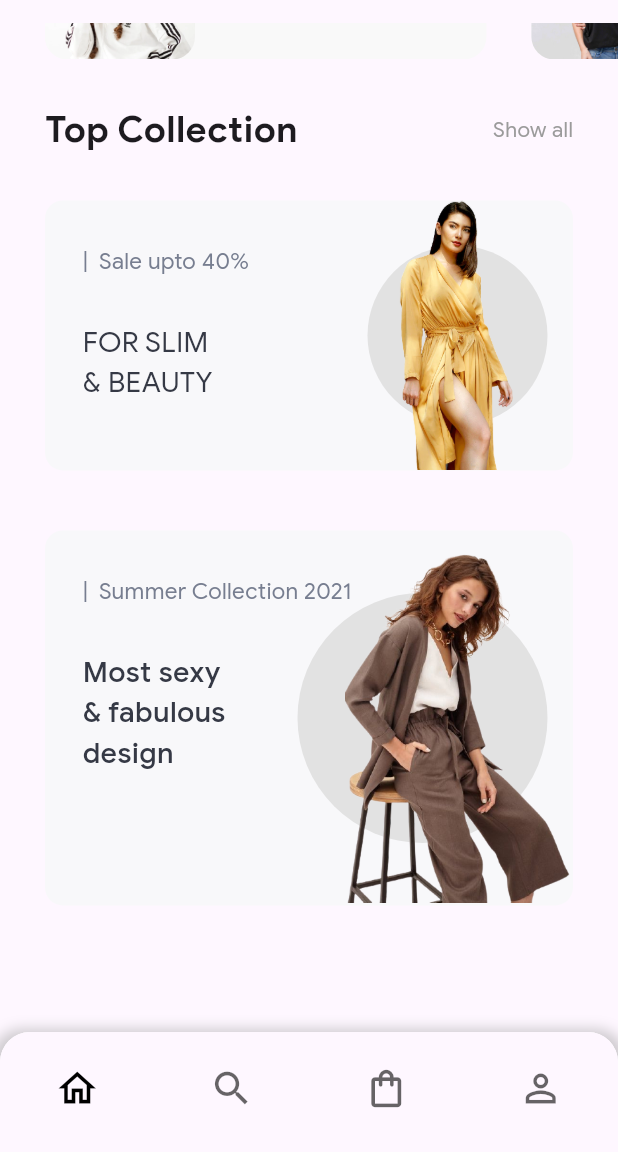
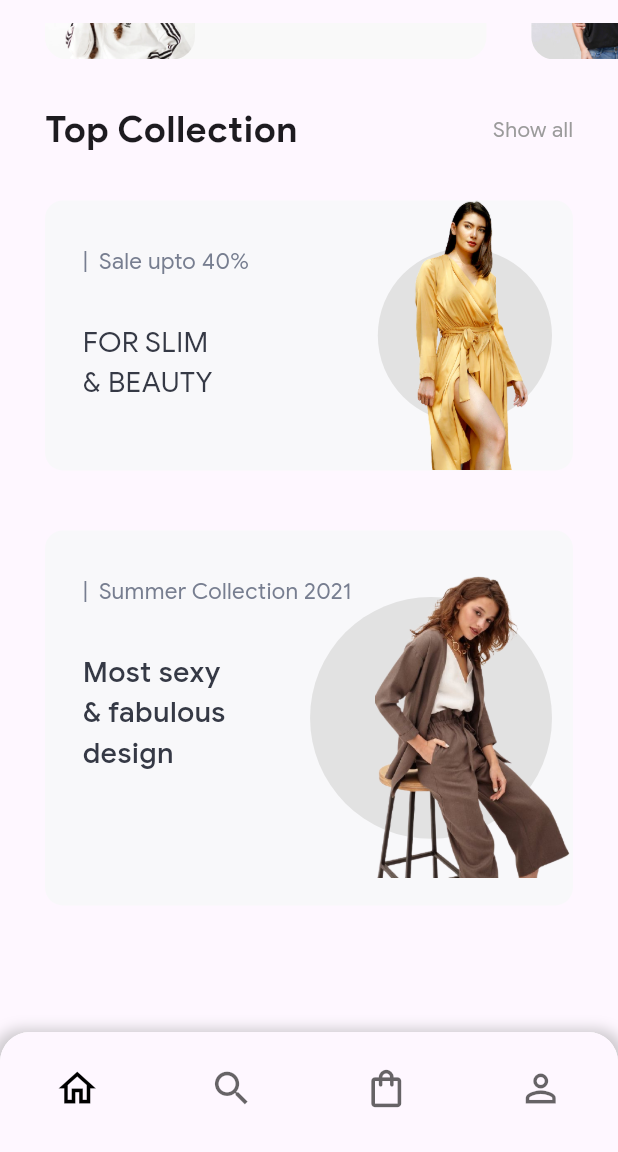
Before and after one commit to adamoz1/fluxstore, a Flutter app: the HomePage screen opened by its route, scrolled down 1101 dp, on a phone screen of 412 x 824 dp, the part 84-1236 px from its top. Run offline on Flutter 3.47's test engine with Material 3 defaults, Android fonts, the phone set to English and light mode, and no system bars; our stand-ins replace flutter_rating_bar, get, image_picker, shared_preferences; accounts and stored records are empty.

Commit message:
minor chnages

```diff
--- a/lib/screens/home_sreen.dart
+++ b/lib/screens/home_sreen.dart
@@ -269,7 +269,7 @@ class _HomePageState extends State<HomePage> {
                   height: 230,
                   width: 200,
                   decoration: BoxDecoration(
-                      borderRadius: BorderRadius.all(Radius.circular(30)),
+                      borderRadius: const BorderRadius.all(Radius.circular(30)),
                       image: DecorationImage(
                           image: AssetImage(
                               productController.productList[index].imagePath ??
@@ -466,12 +466,12 @@ class _HomePageState extends State<HomePage> {
       child: Column(
         children: [
           Padding(
-            padding: EdgeInsets.symmetric(horizontal: 30),
+            padding: const EdgeInsets.symmetric(horizontal: 30),
             child: collectionCard("assets/slim_and_beauty.png",
                 "|  Sale upto 40%", firstTitle, FontWeight.w100, 180.0),
           ),
           Padding(
-            padding: EdgeInsets.symmetric(horizontal: 30),
+            padding: const EdgeInsets.symmetric(horizontal: 30),
             child: collectionCard(
                 "assets/fabulous_design.png",
                 "|  Summer Collection 2021",
@@ -511,9 +511,9 @@ class _HomePageState extends State<HomePage> {
                   alignment: Alignment.centerRight,
                   children: [
                     Padding(
-                      padding: const EdgeInsets.only(right: 15.0),
+                      padding: const EdgeInsets.only(right: 12.0),
                       child: CircleAvatar(
-                        radius: cardHeight / 3,
+                        radius: cardHeight / 3.1,
                         backgroundColor: theme
                             ? Constants.collectionCirleColorDM
                             : Constants.collectionCirleColor,
@@ -522,7 +522,7 @@ class _HomePageState extends State<HomePage> {
                     Container(
                       alignment: Alignment.centerRight,
                       height: cardHeight,
-                      width: 150,
+                      width: 130,
                       decoration: BoxDecoration(
                           image:
                               DecorationImage(image: AssetImage("$imagePath"))),
--- a/lib/screens/splash_screen1.dart
+++ b/lib/screens/splash_screen1.dart
@@ -1,7 +1,6 @@
 import 'package:flutter/material.dart';
 import 'package:fluxstore/Routes/app_routes.dart';
 import 'package:fluxstore/constants.dart';
-import 'package:fluxstore/screens/splash_screen2.dart';
 import 'package:get/get.dart';
 
 class SplashScreen1 extends StatelessWidget {
@@ -63,7 +62,8 @@ class SplashScreen1 extends StatelessWidget {
                           side: BorderSide(
                               color: Constants.whiteColor, width: 2))),
                   child: Padding(
-                    padding: EdgeInsets.symmetric(horizontal: 40, vertical: 15),
+                    padding: const EdgeInsets.symmetric(
+                        horizontal: 40, vertical: 15),
                     child: Text(
                       "Get Started",
                       style: TextStyle(color: Constants.whiteColor),
```
Also changed, not shown: lib/screens/profile_page.dart (+6 -1 lines). Lines whose indentation alone changed are shown as unchanged.
